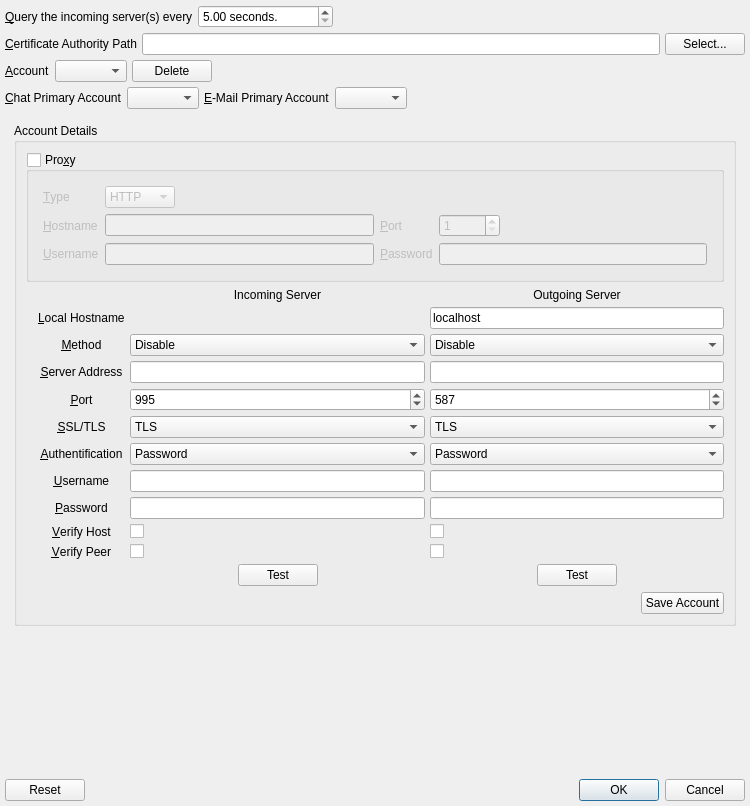
The window that branches/trunk/UI/spot-on-poptastic-retrophone-settings.ui (textbrowser/spot-on) describes before a commit, drawn with Qt 5.
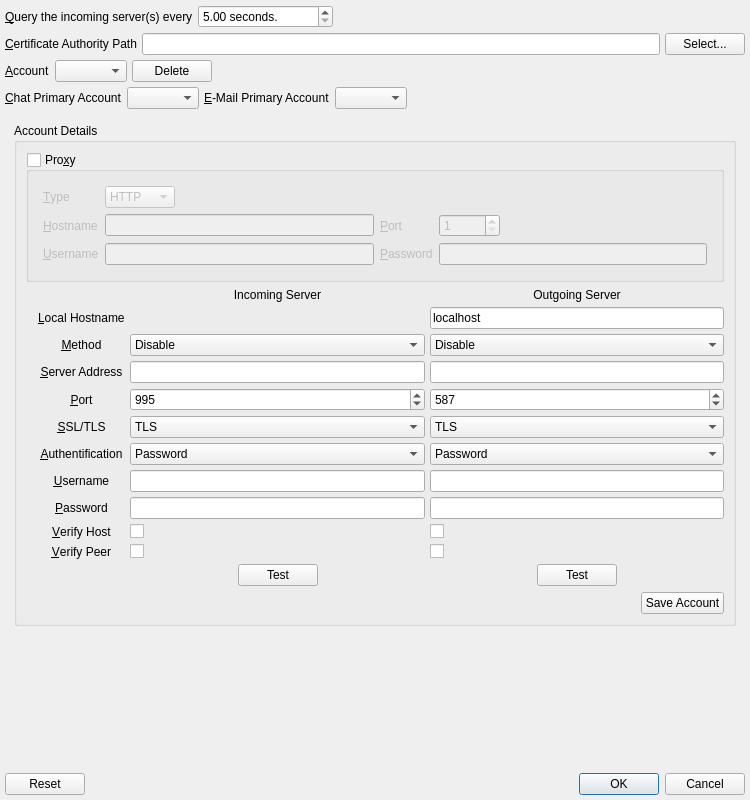
The same window after the commit. Icons and pictures are not drawn.

Patch:
```diff
--- a/branches/trunk/UI/spot-on-poptastic-retrophone-settings.ui
+++ b/branches/trunk/UI/spot-on-poptastic-retrophone-settings.ui
@@ -7,7 +7,7 @@
     <x>0</x>
     <y>0</y>
     <width>750</width>
-    <height>806</height>
+    <height>800</height>
    </rect>
   </property>
   <property name="windowTitle">
@@ -208,8 +208,8 @@
        <rect>
         <x>0</x>
         <y>0</y>
-        <width>726</width>
-        <height>631</height>
+        <width>740</width>
+        <height>639</height>
        </rect>
       </property>
       <layout class="QVBoxLayout" name="verticalLayout_3">
```
